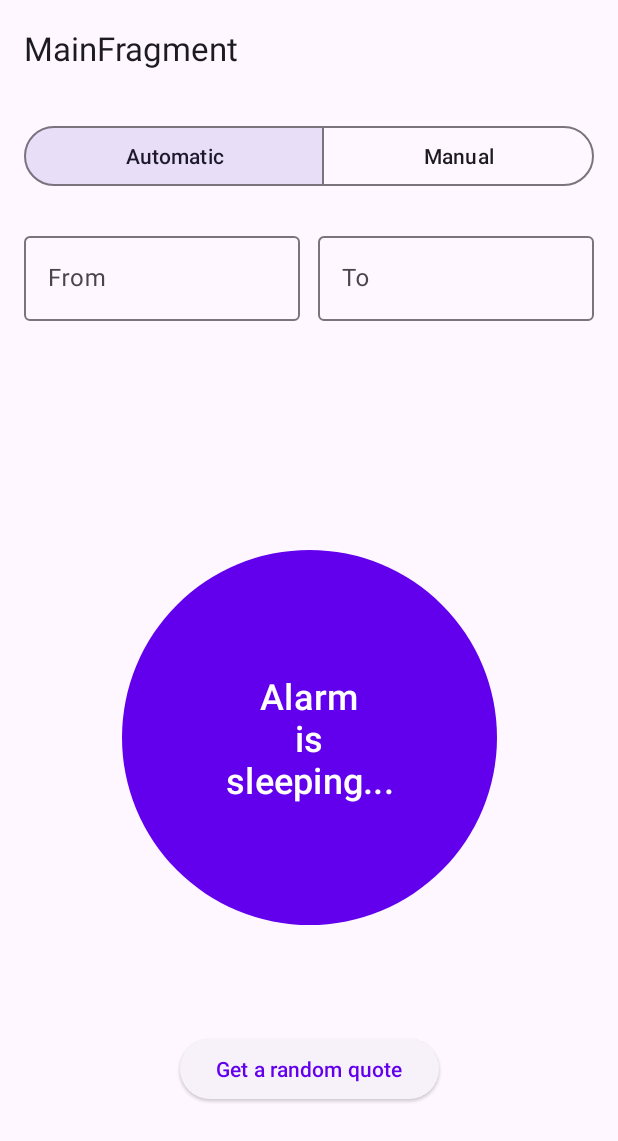
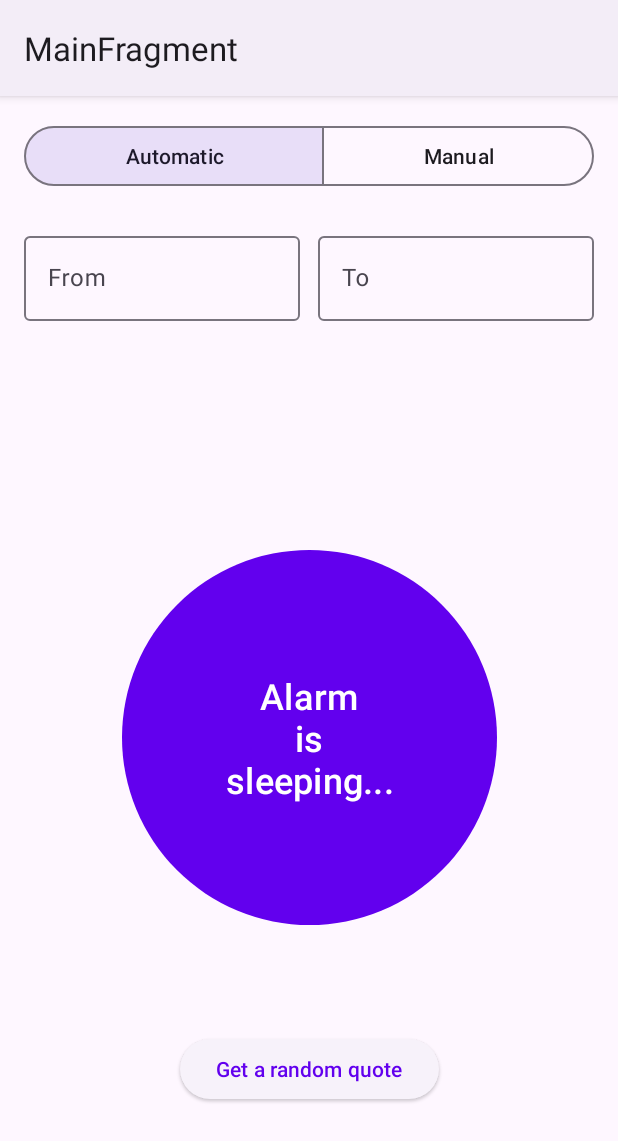
Before and after one commit to JezReal/SmartBurglarAlarm, an Android app: the screen it shows after launch (MainActivity), on a phone screen of 412 x 824 dp. Shown: the top 1141 px of the screen. Run offline under Robolectric (Android 15) with nearby library versions, the phone set to English and light mode, and no system bars; our stand-ins replace Dagger/Hilt's generated code, Timber, navigation-ui.

Commit message:
revert appbar

```diff
--- a/app/src/main/java/io/github/jezreal/smartburglaralarm/ui/MainActivity.kt
+++ b/app/src/main/java/io/github/jezreal/smartburglaralarm/ui/MainActivity.kt
@@ -21,8 +21,6 @@ class MainActivity : AppCompatActivity() {
         binding = ActivityMainBinding.inflate(layoutInflater)
         setContentView(binding.root)
 
-        setSupportActionBar(binding.topAppBar)
-
         val navHostFragment =
             supportFragmentManager.findFragmentById(R.id.nav_host_fragment) as NavHostFragment
         navController = navHostFragment.navController
--- a/app/src/main/res/layout/activity_main.xml
+++ b/app/src/main/res/layout/activity_main.xml
@@ -7,33 +7,12 @@
     android:layout_height="match_parent"
     tools:context=".ui.MainActivity">
 
-
-    <com.google.android.material.appbar.AppBarLayout
-        android:id="@+id/app_bar_layout"
-        android:fitsSystemWindows="true"
-        android:layout_width="0dp"
-        android:layout_height="?attr/actionBarSize"
-        app:layout_constraintEnd_toEndOf="parent"
-        app:layout_constraintStart_toStartOf="parent"
-        app:layout_constraintTop_toTopOf="parent">
-
-        <com.google.android.material.appbar.MaterialToolbar
-            android:id="@+id/top_app_bar"
-            android:layout_width="match_parent"
-            android:layout_height="match_parent" />
-
-    </com.google.android.material.appbar.AppBarLayout>
-
     <androidx.fragment.app.FragmentContainerView
         android:id="@+id/nav_host_fragment"
         android:name="androidx.navigation.fragment.NavHostFragment"
-        android:layout_width="0dp"
-        android:layout_height="0dp"
+        android:layout_width="match_parent"
+        android:layout_height="match_parent"
         app:defaultNavHost="true"
-        app:layout_constraintBottom_toBottomOf="parent"
-        app:layout_constraintEnd_toEndOf="parent"
-        app:layout_constraintStart_toStartOf="parent"
-        app:layout_constraintTop_toBottomOf="@id/app_bar_layout"
         app:navGraph="@navigation/nav_graph" />
 
 </androidx.constraintlayout.widget.ConstraintLayout>
--- a/app/src/main/res/values/themes.xml
+++ b/app/src/main/res/values/themes.xml
@@ -1,6 +1,6 @@
 <resources xmlns:tools="http://schemas.android.com/tools">
     <!-- Base application theme. -->
-    <style name="Theme.SmartBurglarAlarm" parent="Theme.Material3.Light.NoActionBar">
+    <style name="Theme.SmartBurglarAlarm" parent="Theme.Material3.Light">
         <!-- Primary brand color. -->
         <item name="colorPrimary">@color/purple_500</item>
         <item name="colorPrimaryVariant">@color/purple_700</item>
```
